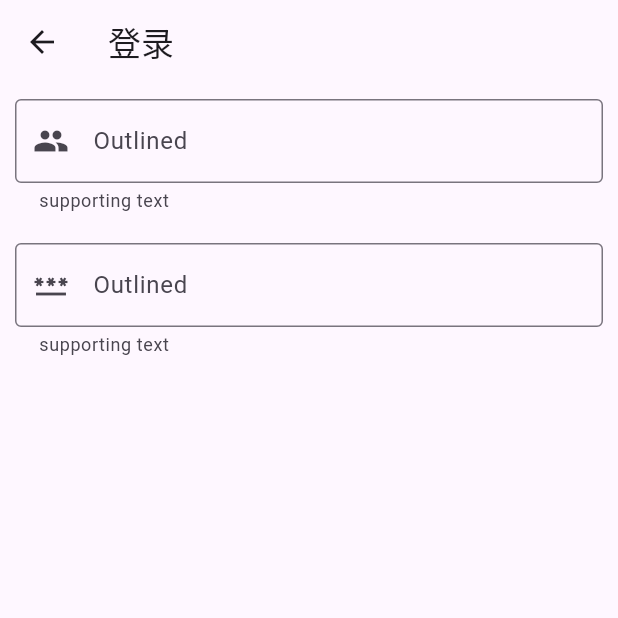
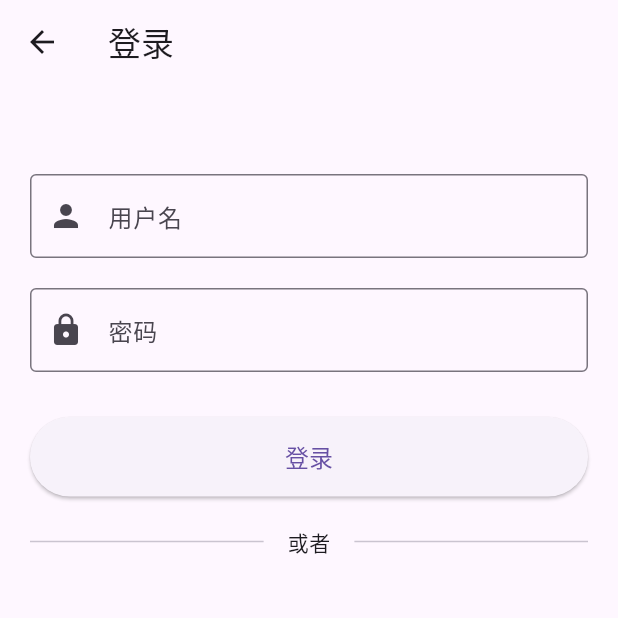
Before and after one commit to z244370114/flutter_demo, a Flutter app: the screen it shows after launch, after a tap on "LoginPage", on a phone screen of 412 x 824 dp, the top half of it. Run offline on Flutter 3.47's test engine with Material 3 defaults, Android fonts, the phone set to English and light mode, and no system bars; our stand-ins replace camera, dio, drift, drift_flutter, flutter_bloc, flutter_blue_plus and 9 more; missing offline and left inert: common_utils, encrypt, flutter_unionad, google_mlkit_barcode_scanning, google_mlkit_commons, json2dart_safe and 4 more; accounts and stored records are empty; generated files the repository leaves out were written again.

Commit message:
1.添加苹果第三方登录

```diff
--- a/lib/list/list_utils.dart
+++ b/lib/list/list_utils.dart
@@ -1,3 +1,5 @@
+import 'package:smart_device_info/smart_device_info.dart';
+
 class ListUtils {
   static List<int> leftList = [1, 2, 3, 4, 5, 6];
   static List<int> rightList = [62, 23, 7, 9];
@@ -5,6 +7,8 @@ class ListUtils {
   static insert() {
     leftList.insert(0, 0);
     print(leftList.toString());
+
+     SmartDeviceInfo.instance.getDeviceInfo();
     //[0, 1, 2, 3, 4, 5, 6]
   }
 
--- a/lib/view/login_page.dart
+++ b/lib/view/login_page.dart
@@ -1,4 +1,6 @@
 import 'package:flutter/material.dart';
+import 'package:sign_in_with_apple/sign_in_with_apple.dart';
+import 'dart:io';
 
 class LoginPage extends StatefulWidget {
   const LoginPage({super.key});
@@ -9,45 +11,141 @@ class LoginPage extends StatefulWidget {
 
 class _LoginPageState extends State<LoginPage> {
 
-  final TextEditingController _controllerOutlined = TextEditingController();
+  final TextEditingController _usernameController = TextEditingController();
+  final TextEditingController _passwordController = TextEditingController();
+  bool _isLoading = false;
+
+  Future<void> _signInWithApple() async {
+    setState(() {
+      _isLoading = true;
+    });
+
+    try {
+      final credential = await SignInWithApple.getAppleIDCredential(
+        scopes: [
+          AppleIDAuthorizationScopes.email,
+          AppleIDAuthorizationScopes.fullName,
+        ],
+      );
+
+      print('苹果登录成功!');
+      print('用户ID: ${credential.userIdentifier}');
+      print('邮箱: ${credential.email}');
+      print('姓名: ${credential.givenName} ${credential.familyName}');
+
+      if (mounted) {
+        ScaffoldMessenger.of(context).showSnackBar(
+          const SnackBar(
+            content: Text('苹果登录成功！'),
+            backgroundColor: Colors.green,
+          ),
+        );
+      }
+    } catch (error) {
+      print('苹果登录失败: $error');
+      if (mounted) {
+        ScaffoldMessenger.of(context).showSnackBar(
+          SnackBar(
+            content: Text('苹果登录失败: $error'),
+            backgroundColor: Colors.red,
+          ),
+        );
+      }
+    } finally {
+      if (mounted) {
+        setState(() {
+          _isLoading = false;
+        });
+      }
+    }
+  }
+
+  Widget _buildAppleSignInButton() {
+    if (!Platform.isIOS) {
+      return const SizedBox.shrink();
+    }
+
+    return Padding(
+      padding: const EdgeInsets.all(10),
+      child: SignInWithAppleButton(
+        onPressed: _isLoading ? null : _signInWithApple,
+        text: '使用 Apple 登录',
+        height: 50,
+        style: SignInWithAppleButtonStyle.black,
+      ),
+    );
+  }
 
   @override
   Widget build(BuildContext context) {
     return Scaffold(
       appBar: AppBar(
-        title: Text("登录"),
+        title: const Text("登录"),
       ),
-      body: Column(
-        children: [
-          Padding(
-            padding: const EdgeInsets.all(10),
-            child: TextField(
-              controller: _controllerOutlined,
-              decoration: InputDecoration(
-                prefixIcon: const Icon(Icons.people),
-                // suffixIcon: _ClearButton(controller: _controllerOutlined),
-                labelText: 'Outlined',
-                hintText: 'hint text',
-                helperText: 'supporting text',
-                border: const OutlineInputBorder(),
+      body: SingleChildScrollView(
+        padding: const EdgeInsets.all(20),
+        child: Column(
+          crossAxisAlignment: CrossAxisAlignment.stretch,
+          children: [
+            const SizedBox(height: 40),
+
+            // 用户名输入框
+            TextField(
+              controller: _usernameController,
+              decoration: const InputDecoration(
+                prefixIcon: Icon(Icons.person),
+                labelText: '用户名',
+                hintText: '请输入用户名',
+                border: OutlineInputBorder(),
               ),
             ),
-          ),
-          Padding(
-            padding: const EdgeInsets.all(10),
-            child: TextField(
-              controller: _controllerOutlined,
-              decoration: InputDecoration(
-                prefixIcon: const Icon(Icons.password),
-                // suffixIcon: _ClearButton(controller: _controllerOutlined),
-                labelText: 'Outlined',
-                hintText: 'hint text',
-                helperText: 'supporting text',
-                border: const OutlineInputBorder(),
+            const SizedBox(height: 20),
+
+            // 密码输入框
+            TextField(
+              controller: _passwordController,
+              obscureText: true,
+              decoration: const InputDecoration(
+                prefixIcon: Icon(Icons.lock),
+                labelText: '密码',
+                hintText: '请输入密码',
+                border: OutlineInputBorder(),
               ),
             ),
-          ),
-        ],
+            const SizedBox(height: 30),
+
+            // 普通登录按钮
+            ElevatedButton(
+              onPressed: _isLoading ? null : () {
+                // 这里可以添加普通登录逻辑
+                print('普通登录: ${_usernameController.text}');
+              },
+              style: ElevatedButton.styleFrom(
+                padding: const EdgeInsets.symmetric(vertical: 15),
+              ),
+              child: _isLoading
+                ? const CircularProgressIndicator()
+                : const Text('登录', style: TextStyle(fontSize: 16)),
+            ),
+            const SizedBox(height: 20),
+
+            // 分割线
+            const Row(
+              children: [
+                Expanded(child: Divider()),
+                Padding(
+                  padding: EdgeInsets.symmetric(horizontal: 16),
+                  child: Text('或者'),
+                ),
+                Expanded(child: Divider()),
+              ],
+            ),
+            const SizedBox(height: 20),
+
+            // 苹果登录按钮
+            _buildAppleSignInButton(),
+          ],
+        ),
       ),
     );
   }
```
Also changed, not shown: pubspec.yaml (+16 -2 lines), 1 other file.
